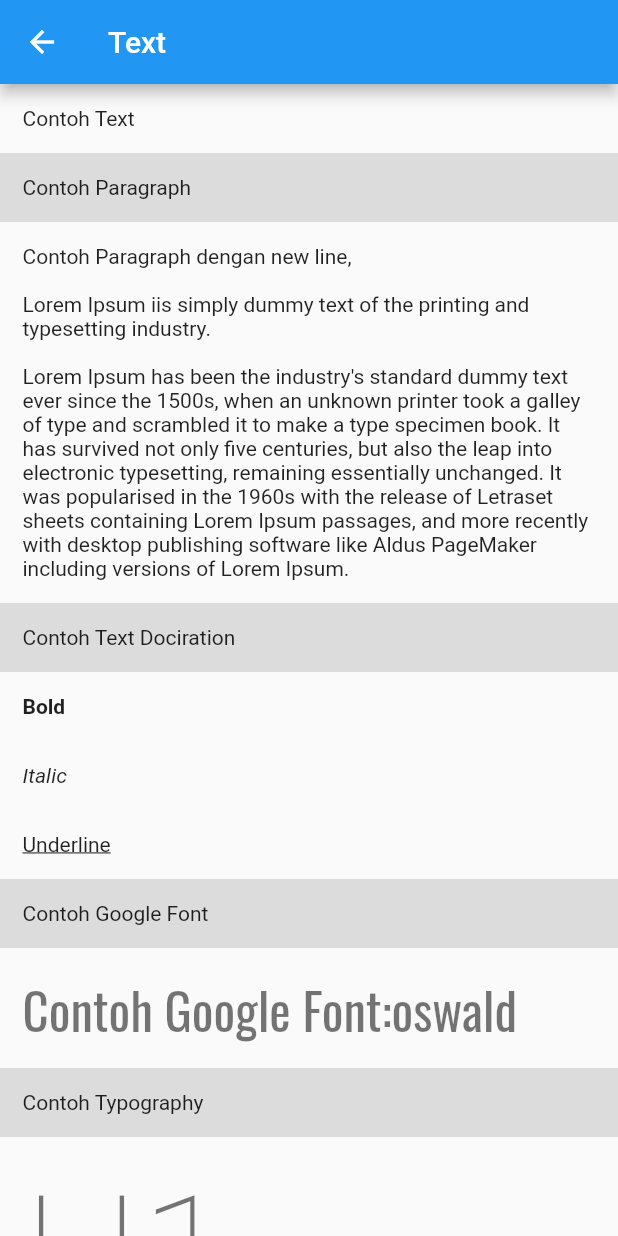
After one commit to yobisetiawan/flutter-catalog, a Flutter app: the MyText screen opened directly, on a phone screen of 412 x 824 dp. The commit adds this screen. Run offline on Flutter 3.47's test engine with Material 2 defaults, Android fonts, the phone set to English and light mode, and no system bars; our stand-ins replace google_fonts.

Commit message:
add text

```diff
--- /dev/null
+++ b/lib/catalog/text.dart
@@ -0,0 +1,109 @@
+import 'package:flutter/material.dart';
+import 'package:google_fonts/google_fonts.dart';
+
+class MyText extends StatelessWidget {
+  const MyText({Key? key}) : super(key: key);
+
+  @override
+  Widget build(BuildContext context) {
+    final TextStyle headline6 = Theme.of(context).textTheme.headline6!;
+    final TextStyle headline5 = Theme.of(context).textTheme.headline5!;
+    final TextStyle headline4 = Theme.of(context).textTheme.headline4!;
+    final TextStyle headline3 = Theme.of(context).textTheme.headline3!;
+    final TextStyle headline2 = Theme.of(context).textTheme.headline2!;
+    final TextStyle headline1 = Theme.of(context).textTheme.headline1!;
+
+    return Scaffold(
+        appBar: AppBar(
+          title: const Text('Text'),
+        ),
+        body: ListView(children: <Widget>[
+          Container(
+            padding: const EdgeInsets.all(15),
+            child: const Text('Contoh Text'),
+          ),
+          Container(
+            padding: const EdgeInsets.all(15),
+            color: Colors.black12,
+            child: const Text('Contoh Paragraph'),
+          ),
+          Container(
+            padding: const EdgeInsets.all(15),
+            child: const Text(
+                "Contoh Paragraph dengan new line, \n\nLorem Ipsum iis simply dummy text of the printing and typesetting industry. \n\nLorem Ipsum has been the industry's standard dummy text ever since the 1500s, when an unknown printer took a galley of type and scrambled it to make a type specimen book. It has survived not only five centuries, but also the leap into electronic typesetting, remaining essentially unchanged. It was popularised in the 1960s with the release of Letraset sheets containing Lorem Ipsum passages, and more recently with desktop publishing software like Aldus PageMaker including versions of Lorem Ipsum."),
+          ),
+          Container(
+            padding: const EdgeInsets.all(15),
+            color: Colors.black12,
+            child: const Text('Contoh Text Dociration'),
+          ),
+          Container(
+            padding: const EdgeInsets.all(15),
+            child: const Text(
+              'Bold',
+              style: TextStyle(fontWeight: FontWeight.bold),
+            ),
+          ),
+          Container(
+              padding: const EdgeInsets.all(15),
+              child: const Text(
+                'Italic',
+                style: TextStyle(
+                  fontStyle: FontStyle.italic,
+                ),
+              )),
+          Container(
+              padding: const EdgeInsets.all(15),
+              child: const Text(
+                'Underline ',
+                style: TextStyle(
+                  decoration: TextDecoration.underline,
+                ),
+              )),
+          Container(
+            padding: const EdgeInsets.all(15),
+            color: Colors.black12,
+            child: const Text('Contoh Google Font'),
+          ),
+          Container(
+              padding: const EdgeInsets.all(15),
+              child: Text(
+                'Contoh Google Font:oswald',
+                style: GoogleFonts.oswald(textStyle: headline4),
+              )),
+          Container(
+            padding: const EdgeInsets.all(15),
+            color: Colors.black12,
+            child: const Text('Contoh Typography'),
+          ),
+          Container(
+            padding: const EdgeInsets.all(15),
+            child: Text('H1', style: headline1),
+          ),
+          Container(
+            padding: const EdgeInsets.all(15),
+            child: Text('H2', style: headline2),
+          ),
+          Container(
+            padding: const EdgeInsets.all(15),
+            child: Text('H3', style: headline3),
+          ),
+          Container(
+            padding: const EdgeInsets.all(15),
+            child: Text('H4', style: headline4),
+          ),
+          Container(
+            padding: const EdgeInsets.all(15),
+            child: Text('H5', style: headline5),
+          ),
+          Container(
+            padding: const EdgeInsets.all(15),
+            child: Text('H6', style: headline6),
+          ),
+          Container(
+            padding: const EdgeInsets.all(15),
+            child: const Text('Normal Text'),
+          ),
+        ]));
+  }
+}
--- a/lib/main.dart
+++ b/lib/main.dart
@@ -1,5 +1,6 @@
 import 'package:catalog/catalog/counter.dart';
 import 'package:catalog/catalog/image.dart';
+import 'package:catalog/catalog/text.dart';
 import 'package:flutter/material.dart';
 
 void main() {
@@ -65,6 +66,19 @@ class MenuCatalog extends StatelessWidget {
                   goto(const MyImage());
                 },
               )),
+          Container(
+            padding: const EdgeInsets.all(15),
+            child: const Text('Widget: Text',
+                style: TextStyle(fontSize: 30, fontWeight: FontWeight.bold)),
+          ),
+          Container(
+              padding: const EdgeInsets.fromLTRB(15, 0, 15, 15),
+              child: ElevatedButton(
+                child: const Text('View'),
+                onPressed: () {
+                  goto(const MyText());
+                },
+              )),
         ]));
   }
 }
--- a/pubspec.yaml
+++ b/pubspec.yaml
@@ -34,6 +34,7 @@ dependencies:
   # The following adds the Cupertino Icons font to your application.
   # Use with the CupertinoIcons class for iOS style icons.
   cupertino_icons: ^1.0.2
+  google_fonts: ^2.3.1
 
 dev_dependencies:
   flutter_test:
```
Also changed, not shown: pubspec.lock, 3 other files.
